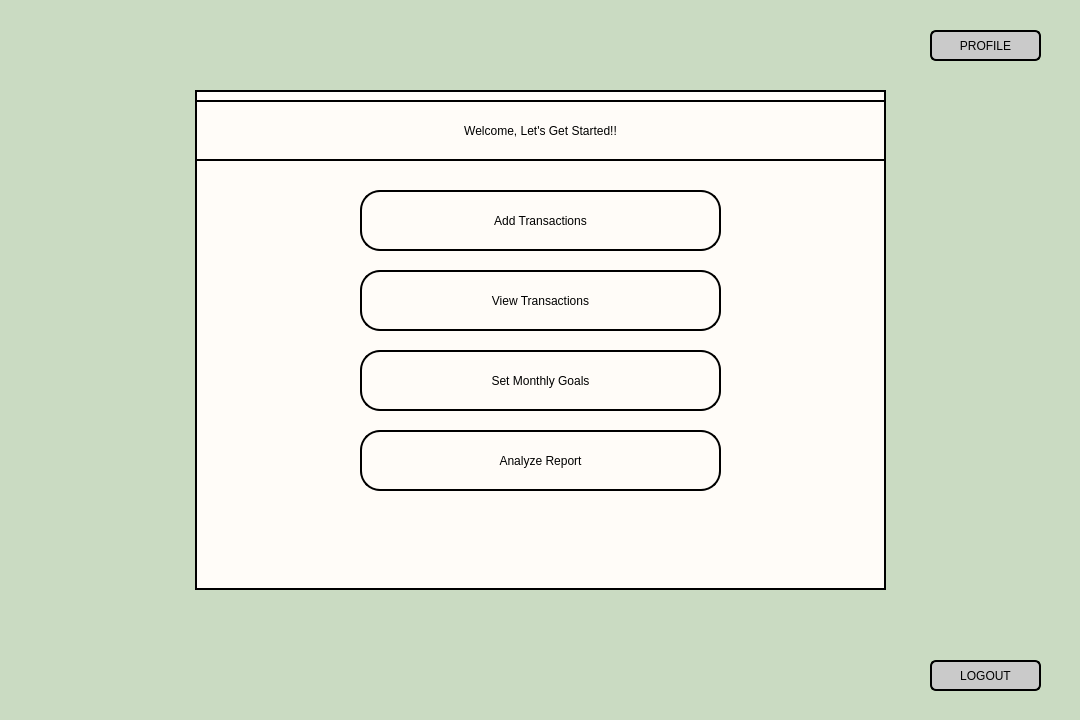
The window that homepage.ui (aasishhumagain/BudgetBuddy) describes before a commit, drawn with Qt 5.
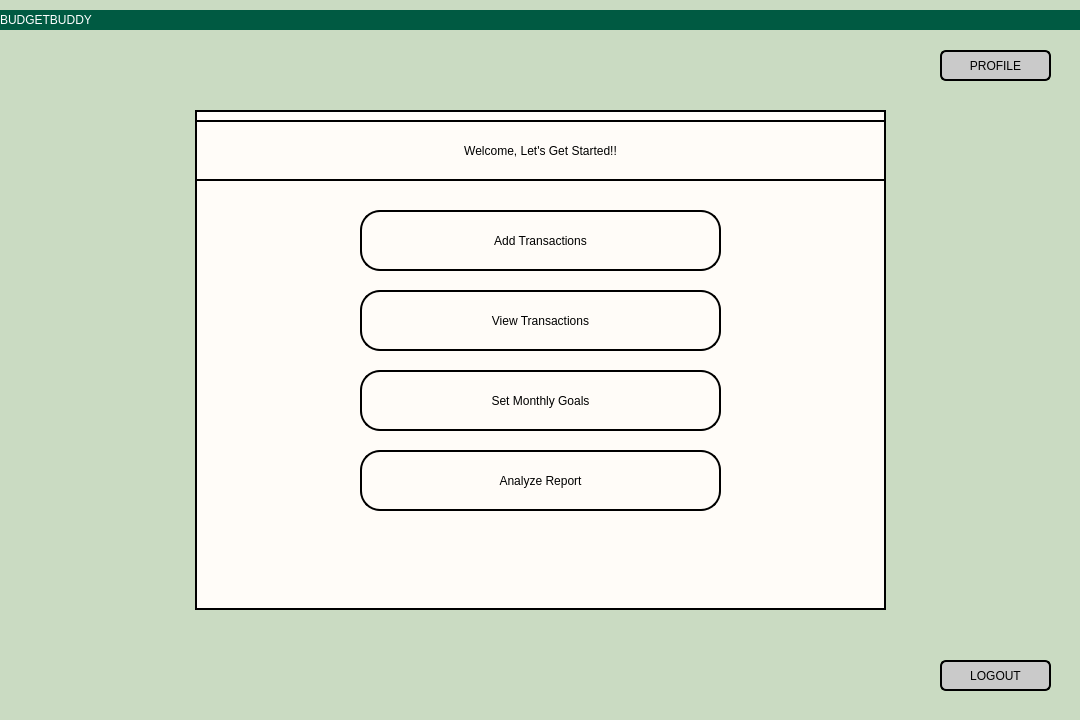
The same window after the commit.

Diff of the .ui file:
```diff
--- a/homepage.ui
+++ b/homepage.ui
@@ -22,7 +22,7 @@
    <property name="geometry">
     <rect>
      <x>195</x>
-     <y>90</y>
+     <y>110</y>
      <width>691</width>
      <height>500</height>
     </rect>
@@ -151,8 +151,8 @@
   <widget class="QPushButton" name="buttonProfile">
    <property name="geometry">
     <rect>
-     <x>930</x>
-     <y>30</y>
+     <x>940</x>
+     <y>50</y>
      <width>111</width>
      <height>31</height>
     </rect>
@@ -173,7 +173,7 @@
   <widget class="QPushButton" name="buttonLogout">
    <property name="geometry">
     <rect>
-     <x>930</x>
+     <x>940</x>
      <y>660</y>
      <width>111</width>
      <height>31</height>
@@ -182,14 +182,33 @@
    <property name="styleSheet">
     <string notr="true">color: rgb(0, 0, 0);
 background-color: rgb(202, 202, 202);
-font: 600 15pt "Segoe UI";
+font: 600 15pt &quot;Segoe UI&quot;;
+border-radius: 6px;
 border: 2px solid rgb(0, 0, 0);
-border-radius: 6px;</string>
+</string>
    </property>
    <property name="text">
     <string>LOGOUT</string>
    </property>
   </widget>
+  <widget class="QLabel" name="label_2">
+   <property name="geometry">
+    <rect>
+     <x>0</x>
+     <y>10</y>
+     <width>1081</width>
+     <height>20</height>
+    </rect>
+   </property>
+   <property name="styleSheet">
+    <string notr="true">color: rgb(255, 255, 255);
+font: 600 14pt &quot;Segoe UI&quot;;
+background-color: rgb(0, 90, 66);</string>
+   </property>
+   <property name="text">
+    <string>BUDGETBUDDY</string>
+   </property>
+  </widget>
  </widget>
  <resources/>
  <connections/>
```
Left out of the diff: 31 changed lines with no effect on the pictures.
